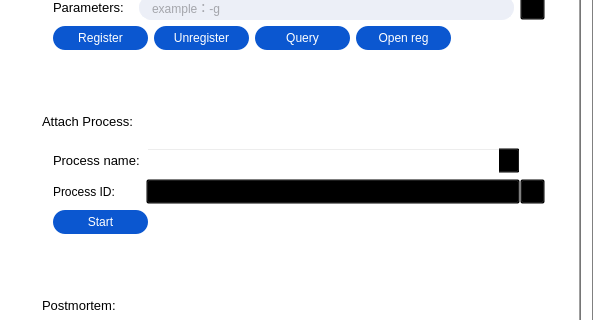
First picture: the form in WindbgIFEO/WindbgIFEO.ui, repository MingYueRuYa/worktools, before the edit; both pictures show x 0 to 600 and y 293 to 613 of the 1167 by 740 pixel window.
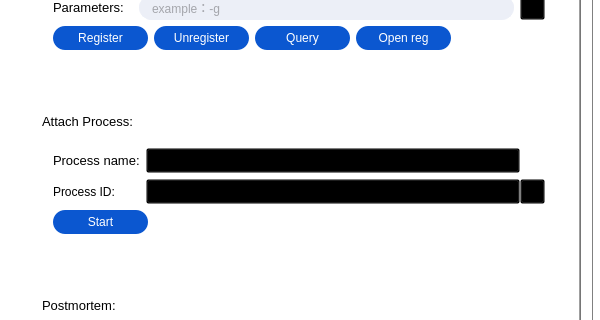
Second picture: the form after the edit. Icons and pictures are not drawn. Custom widgets are drawn as their Qt base class.

Commit message: 修改UI

Diff of the .ui file:
```diff
--- a/WindbgIFEO/WindbgIFEO.ui
+++ b/WindbgIFEO/WindbgIFEO.ui
@@ -207,7 +207,11 @@
          <item>
           <widget class="QScrollArea" name="scrollArea">
            <property name="styleSheet">
-            <string notr="true">
+            <string notr="true">QScrollArea{
+background:
+#FFFFFF;
+border:none;
+}
 /*以下是滑块设置*/
 
 QScrollBar:vertical{
@@ -243,11 +247,7 @@
 QScrollBar::add-page:vertical, QScrollBar::sub-page:vertical{background:none;}
 
 
-QScrollArea{
-background:
-#FFFFFF;
-border:none;
-}
+
 </string>
            </property>
            <property name="widgetResizable">
@@ -1067,7 +1067,7 @@
                                </size>
                               </property>
                               <property name="editable">
-                               <bool>true</bool>
+                               <bool>false</bool>
                               </property>
                               <property name="placeholderText">
                                <string>example: git.ext</string>
```
Left out of the diff: 17 changed lines with no effect on the pictures. The commit also changes 2 other files.
